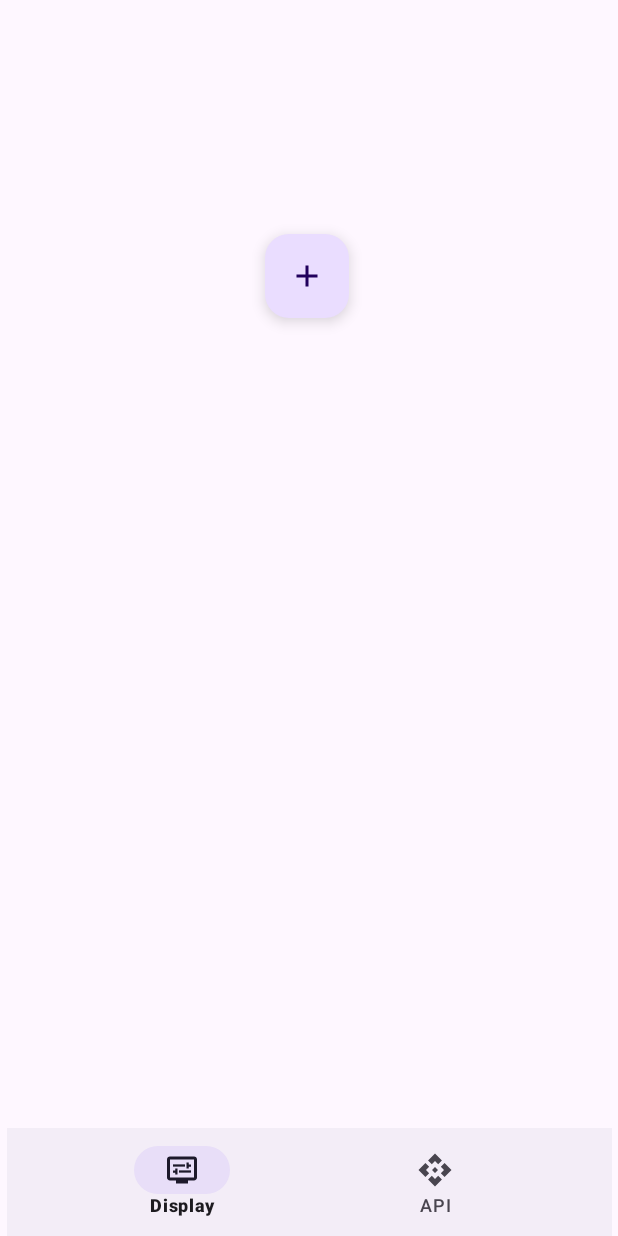
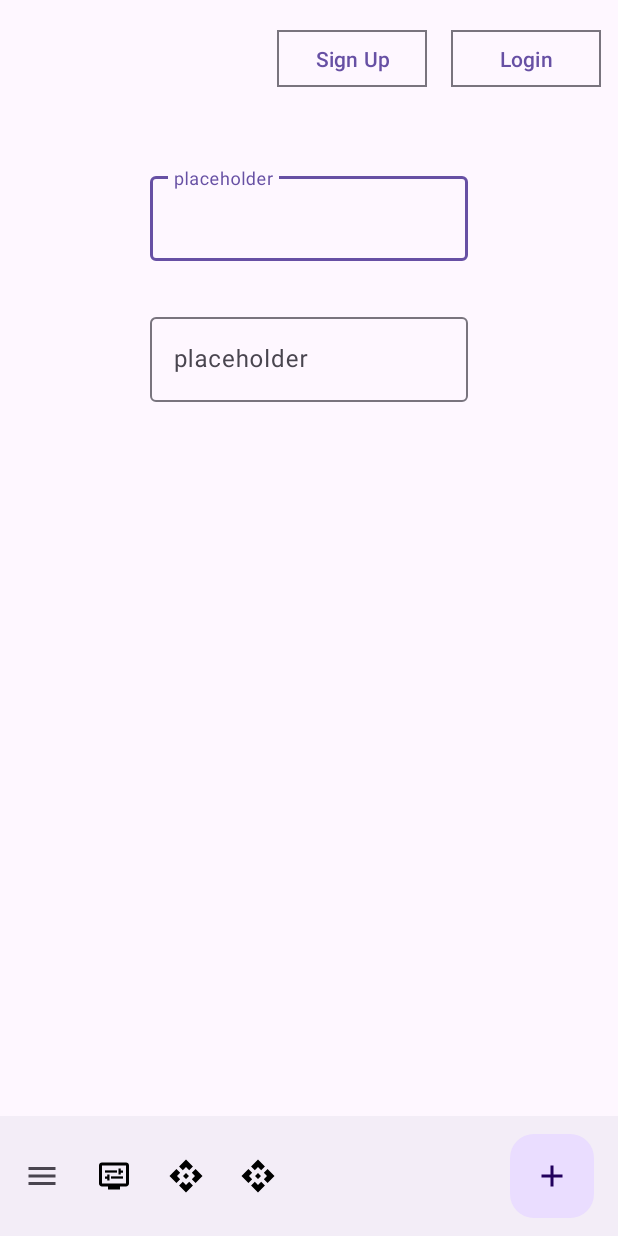
Before and after one commit to RaigZ/MovInsight, an Android app: the screen it shows after launch (MainActivity), on a phone screen of 412 x 824 dp. Run offline under Robolectric (Android 15) with nearby library versions, the phone set to English and light mode, and no system bars; our stand-ins replace Firebase (no records; nobody signed in at launch, a user with empty details on screens opened directly); 2 statements that could not run were skipped.

Commit message:
Added material design dependency, added md bottom_nav, need to finish login/signup

```diff
--- a/app/src/main/java/com/example/movinsight/MainActivity.kt
+++ b/app/src/main/java/com/example/movinsight/MainActivity.kt
@@ -12,6 +12,7 @@ import retrofit2.converter.moshi.MoshiConverterFactory
 import com.example.movinsight.API.APIService
 import com.example.movinsight.API.SearchMovieResponse
 import com.example.movinsight.API.TopMovieResponse
+import com.example.movinsight.fragments.SignupFragment
 import retrofit2.Call
 import retrofit2.Callback
 import retrofit2.Response
@@ -33,15 +34,16 @@ class MainActivity : AppCompatActivity() {
         //Creating fragment instances
         val APIFragment = ApiFragment()
         val DisplayFragment = DisplayFragment()
+        val SignupFragment = SignupFragment()
 
         //Testing
         val imdbAPI = APIService.imdbAPI
         //top10(imdbAPI)
         searchMovie(imdbAPI)
 
-        changeFragment(DisplayFragment)
+        changeFragment(SignupFragment)
 
-        findViewById<BottomNavigationView>(R.id.bottom_nav).setOnItemSelectedListener { item ->
+        /*findViewById<BottomNavigationView>(R.id.bottom_nav).setOnItemSelectedListener { item ->
             when(item.itemId){
                 R.id.ic_api -> {
                     changeFragment(APIFragment)
@@ -53,7 +55,7 @@ class MainActivity : AppCompatActivity() {
                 }
                 else -> false
             }
-        }
+        }*/
     }
 
     private fun changeFragment(fragment: Fragment) {
--- /dev/null
+++ b/app/src/main/java/com/example/movinsight/fragments/SignupFragment.kt
@@ -0,0 +1,60 @@
+package com.example.movinsight.fragments
+
+import android.os.Bundle
+import androidx.fragment.app.Fragment
+import android.view.LayoutInflater
+import android.view.View
+import android.view.ViewGroup
+import com.example.movinsight.R
+
+// TODO: Rename parameter arguments, choose names that match
+// the fragment initialization parameters, e.g. ARG_ITEM_NUMBER
+private const val ARG_PARAM1 = "param1"
+private const val ARG_PARAM2 = "param2"
+
+/**
+ * A simple [Fragment] subclass.
+ * Use the [SignupFragment.newInstance] factory method to
+ * create an instance of this fragment.
+ */
+class SignupFragment : Fragment() {
+    // TODO: Rename and change types of parameters
+    private var param1: String? = null
+    private var param2: String? = null
+
+    override fun onCreate(savedInstanceState: Bundle?) {
+        super.onCreate(savedInstanceState)
+        arguments?.let {
+            param1 = it.getString(ARG_PARAM1)
+            param2 = it.getString(ARG_PARAM2)
+        }
+    }
+
+    override fun onCreateView(
+        inflater: LayoutInflater, container: ViewGroup?,
+        savedInstanceState: Bundle?
+    ): View? {
+        // Inflate the layout for this fragment
+        return inflater.inflate(R.layout.fragment_signup, container, false)
+    }
+
+    companion object {
+        /**
+         * Use this factory method to create a new instance of
+         * this fragment using the provided parameters.
+         *
+         * @param param1 Parameter 1.
+         * @param param2 Parameter 2.
+         * @return A new instance of fragment SignupFragment.
+         */
+        // TODO: Rename and change types and number of parameters
+        @JvmStatic
+        fun newInstance(param1: String, param2: String) =
+            SignupFragment().apply {
+                arguments = Bundle().apply {
+                    putString(ARG_PARAM1, param1)
+                    putString(ARG_PARAM2, param2)
+                }
+            }
+    }
+}
--- /dev/null
+++ b/app/src/main/res/drawable/ic_menu_24.xml
@@ -0,0 +1,5 @@
+<vector android:height="24dp" android:tint="#000000"
+    android:viewportHeight="24" android:viewportWidth="24"
+    android:width="24dp" xmlns:android="http://schemas.android.com/apk/res/android">
+    <path android:fillColor="@android:color/white" android:pathData="M3,18h18v-2L3,16v2zM3,13h18v-2L3,11v2zM3,6v2h18L21,6L3,6z"/>
+</vector>
--- a/app/src/main/res/layout/activity_main.xml
+++ b/app/src/main/res/layout/activity_main.xml
@@ -15,28 +15,88 @@
         tools:itemCount="5" />
     -->
 
-    <androidx.fragment.app.FragmentContainerView
-        android:id="@+id/fContainer"
-        android:layout_width="324dp"
-        android:layout_height="374dp"
-        android:layout_marginStart="30dp"
-        android:layout_marginTop="132dp"
-        android:layout_marginEnd="30dp"
+
+    <Button
+        android:id="@+id/loginButton"
+        style="?attr/materialButtonOutlinedStyle"
+        android:layout_width="100dp"
+        android:layout_height="46dp"
+        android:layout_marginStart="16dp"
+        android:text="Login"
+        app:cornerRadius="0dp"
+        app:layout_constraintBottom_toBottomOf="@+id/signupButton"
+        app:layout_constraintStart_toEndOf="@+id/signupButton"
+        app:layout_constraintTop_toTopOf="@+id/signupButton"
+        app:layout_constraintVertical_bias="0.0" />
+
+    <Button
+        android:id="@+id/signupButton"
+        style="?attr/materialButtonOutlinedStyle"
+        android:layout_width="100dp"
+        android:layout_height="46dp"
+        android:layout_marginTop="16dp"
+        android:text="Sign Up"
+        app:cornerRadius="0dp"
         app:layout_constraintEnd_toEndOf="parent"
-        app:layout_constraintHorizontal_bias="0.481"
+        app:layout_constraintHorizontal_bias="0.591"
         app:layout_constraintStart_toStartOf="parent"
         app:layout_constraintTop_toTopOf="parent" />
 
-    <com.google.android.material.bottomnavigation.BottomNavigationView
-        android:id="@+id/bottom_nav"
-        android:layout_width="403dp"
-        android:layout_height="72dp"
-        android:layout_marginTop="96dp"
+    <androidx.fragment.app.FragmentContainerView
+        android:id="@+id/fContainer"
+        android:layout_width="0dp"
+        android:layout_height="0dp"
+        android:layout_marginTop="80dp"
+        app:layout_constraintBottom_toTopOf="@id/guidelineBottom"
+        app:layout_constraintEnd_toEndOf="parent"
+        app:layout_constraintStart_toStartOf="parent"
+        app:layout_constraintTop_toTopOf="parent" />
+
+
+    <androidx.constraintlayout.widget.Guideline
+        android:id="@+id/guidelineBottom"
+        android:layout_width="wrap_content"
+        android:layout_height="wrap_content"
+        android:orientation="horizontal"
+        app:layout_constraintGuide_begin="650dp" />
+
+    <!--Bottom Navbar-->
+
+    <androidx.constraintlayout.widget.ConstraintLayout
+        android:id="@+id/constraintLayout"
+        android:layout_width="match_parent"
+        android:layout_height="0dp"
         app:layout_constraintBottom_toBottomOf="parent"
         app:layout_constraintEnd_toEndOf="parent"
         app:layout_constraintStart_toStartOf="parent"
-        app:layout_constraintTop_toBottomOf="@+id/fContainer"
-        app:layout_constraintVertical_bias="1.0"
-        app:menu="@menu/bottom_nav_menu"/>
+        app:layout_constraintTop_toBottomOf="@id/guidelineBottom">
+
+        <androidx.coordinatorlayout.widget.CoordinatorLayout
+            android:layout_width="match_parent"
+            android:layout_height="match_parent"
+            app:layout_constraintBottom_toTopOf="@id/guidelineBottom"
+            app:layout_constraintEnd_toEndOf="parent"
+            app:layout_constraintStart_toStartOf="parent"
+            app:layout_constraintTop_toBottomOf="parent">
+
+            <com.google.android.material.bottomappbar.BottomAppBar
+                android:id="@+id/bottomAppBar"
+                style="@style/Widget.Material3.BottomAppBar"
+                android:layout_width="match_parent"
+                android:layout_height="wrap_content"
+                android:layout_gravity="bottom"
+                app:menu="@menu/bottom_navbar"
+                app:navigationIcon="@drawable/ic_menu_24" />
+
+            <com.google.android.material.floatingactionbutton.FloatingActionButton
+                android:layout_width="wrap_content"
+                android:layout_height="wrap_content"
+                app:layout_anchor="@id/bottomAppBar"
+                app:srcCompat="@drawable/ic_add" />
+
+        </androidx.coordinatorlayout.widget.CoordinatorLayout>
+
+
+    </androidx.constraintlayout.widget.ConstraintLayout>
 
 </androidx.constraintlayout.widget.ConstraintLayout>
--- /dev/null
+++ b/app/src/main/res/layout/fragment_signup.xml
@@ -0,0 +1,53 @@
+<?xml version="1.0" encoding="utf-8"?>
+<FrameLayout xmlns:android="http://schemas.android.com/apk/res/android"
+    xmlns:tools="http://schemas.android.com/tools"
+    xmlns:app="http://schemas.android.com/apk/res-auto"
+    android:layout_width="match_parent"
+    android:layout_height="match_parent"
+    tools:context=".fragments.SignupFragment">
+
+
+    <androidx.constraintlayout.widget.ConstraintLayout
+        android:layout_width="match_parent"
+        android:layout_height="match_parent">
+
+        <com.google.android.material.textfield.TextInputLayout
+            android:id="@+id/username"
+            android:layout_width="match_parent"
+            android:layout_height="wrap_content"
+            android:layout_marginStart="100dp"
+            android:layout_marginTop="32dp"
+            android:layout_marginEnd="100dp"
+            android:hint="placeholder"
+            app:layout_constraintEnd_toEndOf="parent"
+            app:layout_constraintStart_toStartOf="parent"
+            app:layout_constraintTop_toTopOf="parent">
+
+            <com.google.android.material.textfield.TextInputEditText
+                android:layout_width="match_parent"
+                android:layout_height="wrap_content" />
+
+        </com.google.android.material.textfield.TextInputLayout>
+
+        <com.google.android.material.textfield.TextInputLayout
+            android:id="@+id/password"
+            android:layout_width="match_parent"
+            android:layout_height="wrap_content"
+            android:layout_marginStart="100dp"
+            android:layout_marginTop="32dp"
+            android:layout_marginEnd="100dp"
+            android:hint="placeholder"
+            app:layout_constraintEnd_toEndOf="parent"
+            app:layout_constraintStart_toStartOf="parent"
+            app:layout_constraintTop_toBottomOf="@id/username">
+
+            <com.google.android.material.textfield.TextInputEditText
+                android:layout_width="match_parent"
+                android:layout_height="wrap_content" />
+
+        </com.google.android.material.textfield.TextInputLayout>
+
+
+    </androidx.constraintlayout.widget.ConstraintLayout>
+
+</FrameLayout>
--- /dev/null
+++ b/app/src/main/res/menu/bottom_navbar.xml
@@ -0,0 +1,26 @@
+<?xml version="1.0" encoding="utf-8"?>
+<menu xmlns:android="http://schemas.android.com/apk/res/android"
+    xmlns:app="http://schemas.android.com/apk/res-auto">
+
+    <item
+        android:id="@+id/accelerator"
+        android:icon="@drawable/ic_display"
+        android:title="accelerator"
+        android:contentDescription="Accessibility"
+        app:showAsAction="ifRoom"/>
+
+    <item
+        android:id="@+id/rotation"
+        android:icon="@drawable/ic_api"
+        android:title="rotation title"
+        android:contentDescription="Accessibility"
+        app:showAsAction="ifRoom"/>
+
+    <item
+        android:id="@+id/dashboard"
+        android:icon="@drawable/ic_api"
+        android:title="dashboard title"
+        android:contentDescription="Accessibility"
+        app:showAsAction="ifRoom"/>
+
+</menu>
--- a/app/src/main/res/values/strings.xml
+++ b/app/src/main/res/values/strings.xml
@@ -9,4 +9,6 @@
     <string name="add_data">Add</string>
     <string name="delete_data">Delete</string>
     <string name="back">Back</string>
+    <string name="Login">Login</string>
+    <string name="sign_up">Sign Up</string>
 </resources>
--- /dev/null
+++ b/app/src/main/res/values/styles.xml
@@ -0,0 +1,2 @@
+<?xml version="1.0" encoding="utf-8"?>
+<resources></resources>
```
Also changed, not shown: 1 other file.
